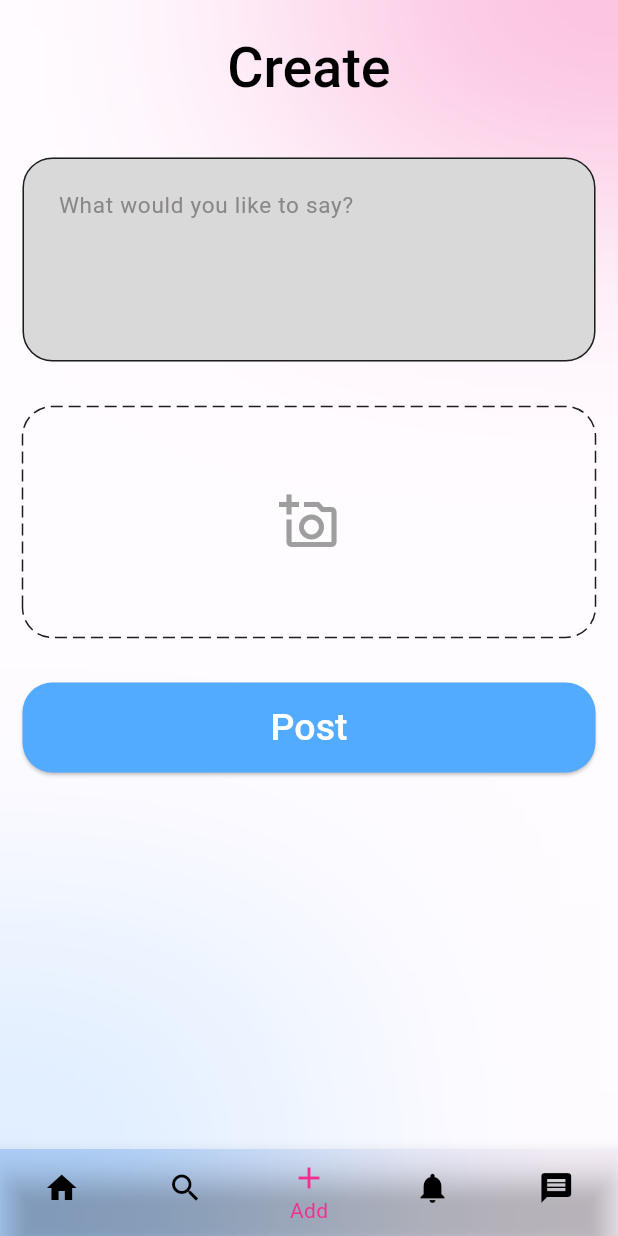
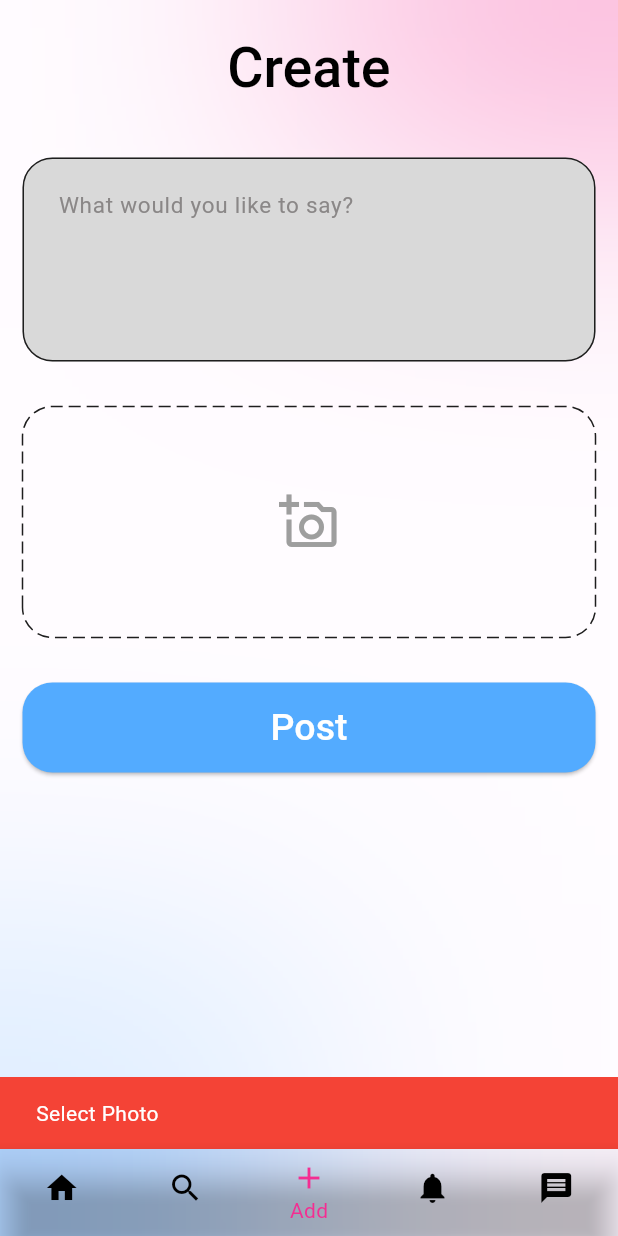
Before and after one commit to AnandhuA/SocialMedia, a Flutter app: the MainPage screen opened directly, item 3 of the bottom bar chosen, after a tap on "Post", on a phone screen of 412 x 824 dp. Run offline on Flutter 3.47's test engine with Material 3 defaults, Android fonts, the phone set to English and light mode, and no system bars; drawn by our look-alikes of dotted_border; our stand-ins replace bloc, firebase_auth, firebase_core, flutter_bloc, google_sign_in, image_picker and 2 more; accounts and stored records are empty; network calls fail.

Commit message:
Add post completed

```diff
--- /dev/null
+++ b/lib/BLoC/AddPost/add_post_bloc.dart
@@ -0,0 +1,40 @@
+import 'dart:async';
+
+import 'package:bloc/bloc.dart';
+import 'package:flutter/material.dart';
+import 'package:social_media/repository/authentication/post_repo.dart';
+
+part 'add_post_event.dart';
+part 'add_post_state.dart';
+
+class AddPostBloc extends Bloc<AddPostEvent, AddPostState> {
+  AddPostBloc() : super(AddPostInitial()) {
+    on<ImageSeletedEvent>(_imageSelectedEvent);
+    on<PostButtonClickEvent>(_postButtonClick);
+  }
+
+  FutureOr<void> _imageSelectedEvent(
+    AddPostEvent event,
+    Emitter<AddPostState> emit,
+  ) {
+    emit(ImageSelectedState());
+  }
+
+  FutureOr<void> _postButtonClick(
+    PostButtonClickEvent event,
+    Emitter<AddPostState> emit,
+  ) async {
+    emit(PostLoadingState());
+    final response = await PostRepo.addPost(
+      event.description,
+      event.imagePath,
+    );
+    if (response != null && response.statusCode == 200) {
+      emit(PostSuccessState());
+    } else if (response != null) {
+      emit(PostErrorState(error: 'something went wrong'));
+    } else {
+      emit(PostErrorState(error: 'Server error'));
+    }
+  }
+}
--- /dev/null
+++ b/lib/BLoC/AddPost/add_post_event.dart
@@ -0,0 +1,16 @@
+part of 'add_post_bloc.dart';
+
+@immutable
+sealed class AddPostEvent {}
+
+final class ImageSeletedEvent extends AddPostEvent {}
+
+final class PostButtonClickEvent extends AddPostEvent {
+  final String description;
+  final String imagePath;
+
+  PostButtonClickEvent({
+    required this.imagePath,
+    required this.description,
+  });
+}
--- /dev/null
+++ b/lib/BLoC/AddPost/add_post_state.dart
@@ -0,0 +1,18 @@
+part of 'add_post_bloc.dart';
+
+@immutable
+sealed class AddPostState {}
+
+final class AddPostInitial extends AddPostState {}
+
+final class ImageSelectedState extends AddPostState {}
+
+final class PostLoadingState extends AddPostState {}
+
+final class PostSuccessState extends AddPostState {}
+
+final class PostErrorState extends AddPostState {
+  final String error;
+
+  PostErrorState({required this.error});
+}
--- a/lib/presentation/AddPost/add_post_screen.dart
+++ b/lib/presentation/AddPost/add_post_screen.dart
@@ -1,13 +1,21 @@
+import 'dart:io';
+
 import 'package:flutter/material.dart';
+import 'package:flutter_bloc/flutter_bloc.dart';
 import 'package:image_picker/image_picker.dart';
+import 'package:social_media/BLoC/AddPost/add_post_bloc.dart';
 import 'package:social_media/core/bacground.dart';
 import 'package:social_media/core/colors.dart';
 import 'package:social_media/core/size.dart';
 import 'package:social_media/presentation/AddPost/widgets/dotted_container.dart';
 import 'package:social_media/presentation/CustomWidgets/custom_appbar.dart';
+import 'package:social_media/presentation/CustomWidgets/custom_snackbar.dart';
+import 'package:social_media/presentation/CustomWidgets/loading_button.dart';
 
 class AddPostScreen extends StatelessWidget {
-  const AddPostScreen({super.key});
+  AddPostScreen({super.key});
+  XFile? imgFile;
+  final TextEditingController _descriptionController = TextEditingController();
 
   @override
   Widget build(BuildContext context) {
@@ -17,16 +25,36 @@ class AddPostScreen extends StatelessWidget {
         child: Padding(
           padding: const EdgeInsets.all(15),
           child: SingleChildScrollView(
-            child: Column(
+            child: BlocConsumer<AddPostBloc, AddPostState>(
+              listener: (context, state) {
+                if (state is PostErrorState) {
+                  customSnackbar(
+                    context: context,
+                    message: state.error,
+                    color: errorColor,
+                  );
+                } else if (state is PostSuccessState) {
+                  customSnackbar(
+                    context: context,
+                    message: "Post add Success",
+                    color: successColor,
+                  );
+                  _descriptionController.clear();
+                  imgFile = null;
+                }
+              },
+              builder: (context, state) {
+                return Column(
                   children: [
                     const CustomAppbar(
                       title: "Create",
                     ),
                     constHeight30,
-                const TextField(
+                    TextField(
+                      controller: _descriptionController,
                       minLines: 4,
                       maxLines: 10,
-                  decoration: InputDecoration(
+                      decoration: const InputDecoration(
                         hintText: "What would you like to say?",
                       ),
                     ),
@@ -44,18 +72,24 @@ class AddPostScreen extends StatelessWidget {
                                     leading: const Icon(Icons.photo_camera),
                                     title: const Text("Camera"),
                                     onTap: () async {
-                                  await ImagePicker()
-                                      .pickImage(source: ImageSource.camera);
+                                      imgFile = await ImagePicker().pickImage(
+                                          source: ImageSource.camera);
                                       Navigator.pop(context);
+                                      context
+                                          .read<AddPostBloc>()
+                                          .add(ImageSeletedEvent());
                                     },
                                   ),
                                   ListTile(
                                     leading: const Icon(Icons.photo_library),
                                     title: const Text("Gallery"),
                                     onTap: () async {
-                                  await ImagePicker()
-                                      .pickImage(source: ImageSource.gallery);
+                                      imgFile = await ImagePicker().pickImage(
+                                          source: ImageSource.gallery);
                                       Navigator.pop(context);
+                                      context
+                                          .read<AddPostBloc>()
+                                          .add(ImageSeletedEvent());
                                     },
                                   )
                                 ],
@@ -64,11 +98,39 @@ class AddPostScreen extends StatelessWidget {
                           },
                         );
                       },
-                  child: dottedContainer(height: 150, theme: theme),
+                      child: imgFile == null
+                          ? dottedContainer(height: 150, theme: theme)
+                          : SizedBox(
+                              height: 200,
+                              child: Image.file(
+                                File(imgFile!.path),
+                                fit: BoxFit.fill,
+                              ),
+                            ),
                     ),
                     constHeight30,
-                ElevatedButton(
-                  onPressed: () {},
+                    state is PostLoadingState
+                        ? const LoadingButton(
+                            color: secondaryColor,
+                          )
+                        : ElevatedButton(
+                            onPressed: () {
+                              if (imgFile != null) {
+                                context.read<AddPostBloc>().add(
+                                      PostButtonClickEvent(
+                                        imagePath: imgFile!.path,
+                                        description:
+                                            _descriptionController.text,
+                                      ),
+                                    );
+                              } else {
+                                customSnackbar(
+                                  context: context,
+                                  message: "Select Photo",
+                                  color: errorColor,
+                                );
+                              }
+                            },
                             style: const ButtonStyle().copyWith(
                               backgroundColor: const WidgetStatePropertyAll(
                                 secondaryColor,
@@ -77,6 +139,8 @@ class AddPostScreen extends StatelessWidget {
                             child: const Text("Post"),
                           )
                   ],
+                );
+              },
             ),
           ),
         ),
--- a/lib/presentation/MainPage/main_page.dart
+++ b/lib/presentation/MainPage/main_page.dart
@@ -14,7 +14,7 @@ class MainPage extends StatelessWidget {
   static List<Widget> screens = [
     const HomeScreen(),
     const SearchScreen(),
-    const AddPostScreen(),
+     AddPostScreen(),
     const NotificationScreen(),
     const MessageScreen(),
   ];
```
Also changed, not shown: lib/main.dart (+4 -3 lines), lib/presentation/Authentication/login/login_screen.dart (+8 -5 lines), lib/presentation/CustomWidgets/loading_button.dart (+8 -1 lines), lib/repository/authentication/authentication_repo.dart (+7 -6 lines), lib/repository/authentication/post_repo.dart (added, +57 -0 lines), lib/repository/authentication/shared_preferences.dart (+21 -6 lines). Lines whose indentation alone changed are shown as unchanged.
